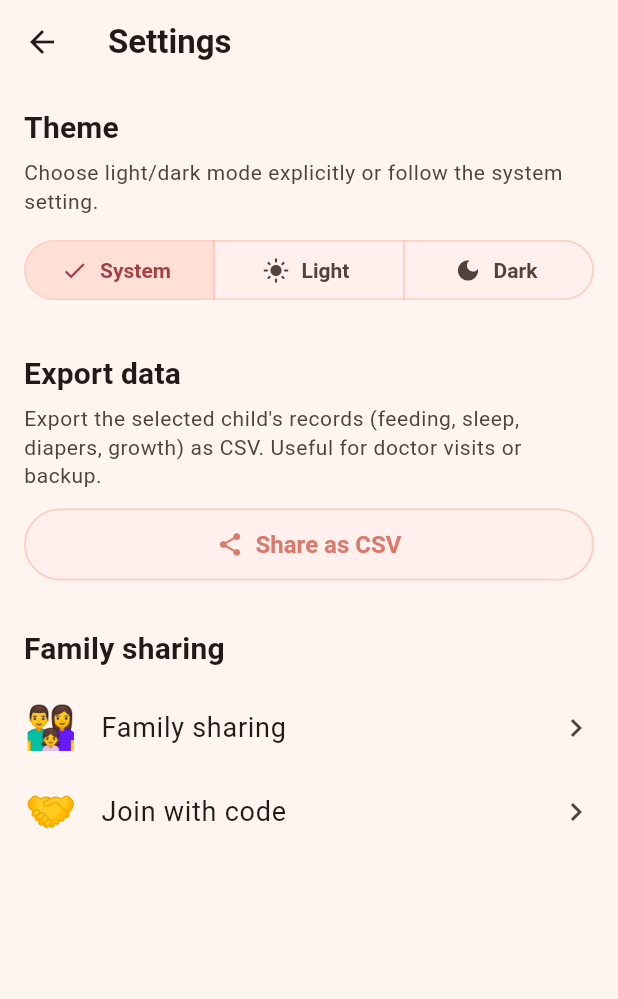
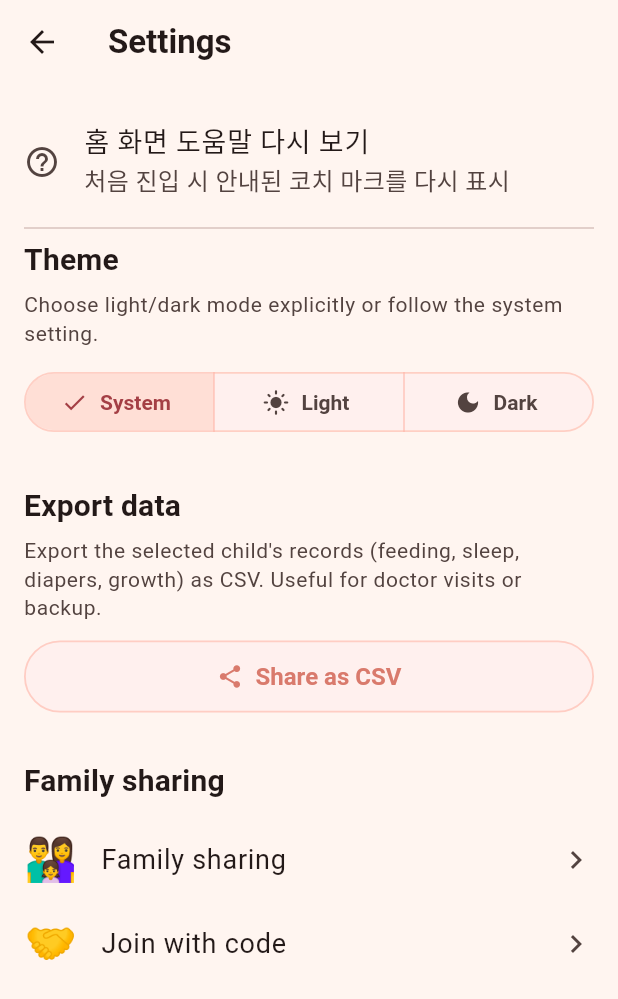
Before and after one commit to sarbrinjo85/BabyNote, a Flutter app: the screen it shows once a user with an empty profile is signed in, after a tap on the "settings" icon, on a phone screen of 412 x 824 dp. Shown: the top 999 px of the screen. Run offline on Flutter 3.47's test engine with Material 3 defaults, Android fonts, the phone set to English and light mode, and no system bars; our stand-ins replace fl_chart, flutter_local_notifications, flutter_riverpod, go_router, google_fonts, image_picker and 6 more; missing offline and left inert: home_widget, tutorial_coach_mark; accounts and stored records are empty; Roboto replaces fonts that are missing (Jua); statements that could not run were skipped.

Commit message:
온보딩 코치 마크 위치/포커스 미세 조정
- 오늘의 기록/데이터 관리: paddingFocus 0으로 포커스 영역 타이트하게,
  설명 텍스트 위로 56px extraOffset 추가해 겹침 해소
- 간편수유: 건너뛰기 버튼 위치를 우상단(topRight)으로 이동해
  FAB와 겹침 방지

설정에 "홈 화면 도움말 다시 보기" 항목 추가 — 코치마크 재진입 가능.

Co-Authored-By: Claude Opus 4.7 <noreply@anthropic.com>

```diff
--- a/lib/features/onboarding/presentation/onboarding_coach.dart
+++ b/lib/features/onboarding/presentation/onboarding_coach.dart
@@ -52,7 +52,14 @@ class OnboardingCoach {
   static void show(BuildContext context) {
     final theme = Theme.of(context);
 
-    TargetContent textContent(String title, String body, ContentAlign align) {
+    /// [extraOffset] — 텍스트와 포커스 사이 여백 (px). align.top일 때는 위로
+    /// 더 올리기 위해 builder 외곽에 SizedBox를 더해 자연스럽게 분리.
+    TargetContent textContent(
+      String title,
+      String body,
+      ContentAlign align, {
+      double extraOffset = 0,
+    }) {
       return TargetContent(
         align: align,
         builder: (ctx, ctrl) => Padding(
@@ -61,6 +68,8 @@ class OnboardingCoach {
             mainAxisSize: MainAxisSize.min,
             crossAxisAlignment: CrossAxisAlignment.start,
             children: [
+              if (align == ContentAlign.bottom && extraOffset > 0)
+                SizedBox(height: extraOffset),
               Text(
                 title,
                 style: theme.textTheme.titleLarge?.copyWith(
@@ -76,6 +85,8 @@ class OnboardingCoach {
                   height: 1.5,
                 ),
               ),
+              if (align == ContentAlign.top && extraOffset > 0)
+                SizedBox(height: extraOffset),
             ],
           ),
         ),
@@ -109,10 +120,11 @@ class OnboardingCoach {
         TargetFocus(
           identify: 'records',
           keyTarget: OnboardingCoach.recordButtonsKey,
+          paddingFocus: 0, // 포커스 영역 타이트
           contents: [
             textContent('오늘의 기록',
                 '수유, 수면, 기저귀, 성장 4가지를 한 탭으로 기록해요.\n각 버튼에 마지막 활동 시간이 함께 표시돼요.',
-                ContentAlign.top),
+                ContentAlign.top, extraOffset: 56),
           ],
           radius: 14,
         ),
@@ -120,10 +132,11 @@ class OnboardingCoach {
         TargetFocus(
           identify: 'data_menu',
           keyTarget: OnboardingCoach.dataMenuKey,
+          paddingFocus: 0,
           contents: [
             textContent('데이터/관리',
                 '분유·기저귀 재고 관리, 기록 편집, 성장 통계로 진입해요.',
-                ContentAlign.top),
+                ContentAlign.top, extraOffset: 56),
           ],
           radius: 14,
         ),
@@ -161,6 +174,8 @@ class OnboardingCoach {
       paddingFocus: 6,
       hideSkip: false,
       textSkip: '건너뛰기',
+      // 기본 위치(우하단)는 FAB와 겹쳐서 우상단으로 이동
+      alignSkip: Alignment.topRight,
       textStyleSkip: TextStyle(
         color: Colors.white,
         fontSize: 14,
--- a/lib/features/settings/presentation/settings_page.dart
+++ b/lib/features/settings/presentation/settings_page.dart
@@ -1,6 +1,7 @@
 import 'package:flutter/foundation.dart';
 import 'package:flutter/material.dart';
 import '../../../core/widgets/baby_loading.dart';
+import '../../onboarding/presentation/onboarding_coach.dart';
 import 'package:flutter_riverpod/flutter_riverpod.dart';
 import 'package:go_router/go_router.dart';
 import 'package:sentry_flutter/sentry_flutter.dart';
@@ -92,6 +93,23 @@ class _SettingsPageState extends ConsumerState<SettingsPage> {
         child: ListView(
           padding: const EdgeInsets.all(Spacing.md),
           children: [
+            // ── 도움말 다시 보기 ─────────────────────────────────
+            ListTile(
+              contentPadding: EdgeInsets.zero,
+              leading: const Icon(Icons.help_outline),
+              title: const Text('홈 화면 도움말 다시 보기'),
+              subtitle: const Text('처음 진입 시 안내된 코치 마크를 다시 표시'),
+              onTap: () async {
+                await OnboardingCoach.resetForTest();
+                if (!context.mounted) return;
+                ScaffoldMessenger.of(context).showSnackBar(
+                  const SnackBar(
+                    content: Text('홈으로 돌아가면 도움말이 다시 표시됩니다'),
+                  ),
+                );
+              },
+            ),
+            const Divider(),
             // ── 테마 모드 섹션 ──────────────────────────────────
             Text(
               l10n.settingsTheme,
```
